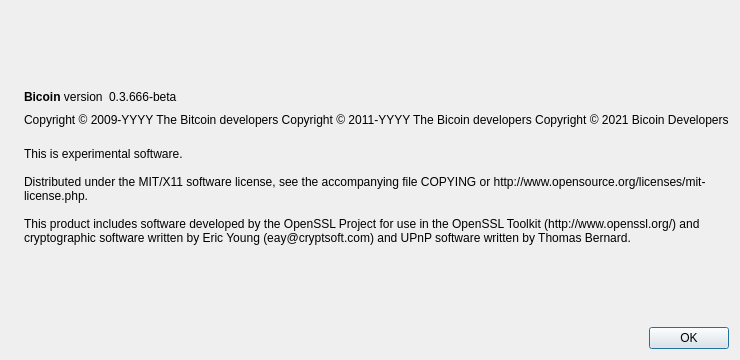
Qt form src/qt/forms/aboutdialog.ui (tharindupr/BaiCoin) before a commit.
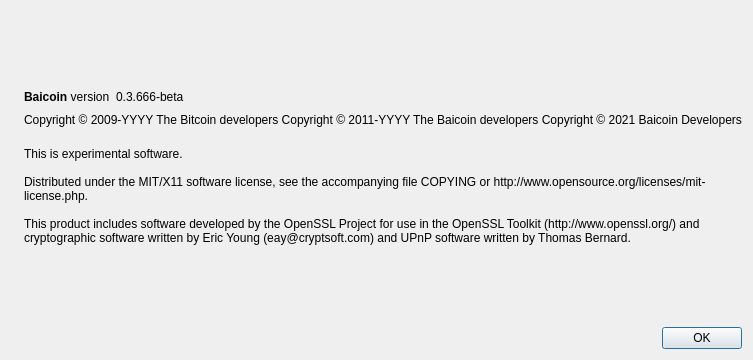
The same form after that commit. Icons and pictures are not drawn.

```diff
--- a/src/qt/forms/aboutdialog.ui
+++ b/src/qt/forms/aboutdialog.ui
@@ -50,7 +50,7 @@
           <cursorShape>IBeamCursor</cursorShape>
          </property>
          <property name="text">
-          <string>&lt;b&gt;Bicoin&lt;/b&gt; version</string>
+          <string>&lt;b&gt;Baicoin&lt;/b&gt; version</string>
          </property>
          <property name="textInteractionFlags">
           <set>Qt::LinksAccessibleByMouse|Qt::TextSelectableByKeyboard|Qt::TextSelectableByMouse</set>
@@ -92,8 +92,8 @@
        </property>
        <property name="text">
         <string notr="true">Copyright &amp;copy; 2009-YYYY The Bitcoin developers
-Copyright &amp;copy; 2011-YYYY The Bicoin developers
-Copyright &amp;copy; 2021 Bicoin Developers</string>
+Copyright &amp;copy; 2011-YYYY The Baicoin developers
+Copyright &amp;copy; 2021 Baicoin Developers</string>
        </property>
        <property name="textFormat">
         <enum>Qt::RichText</enum>
```
Left out of the diff: 2 changed lines with no effect on the pictures.
